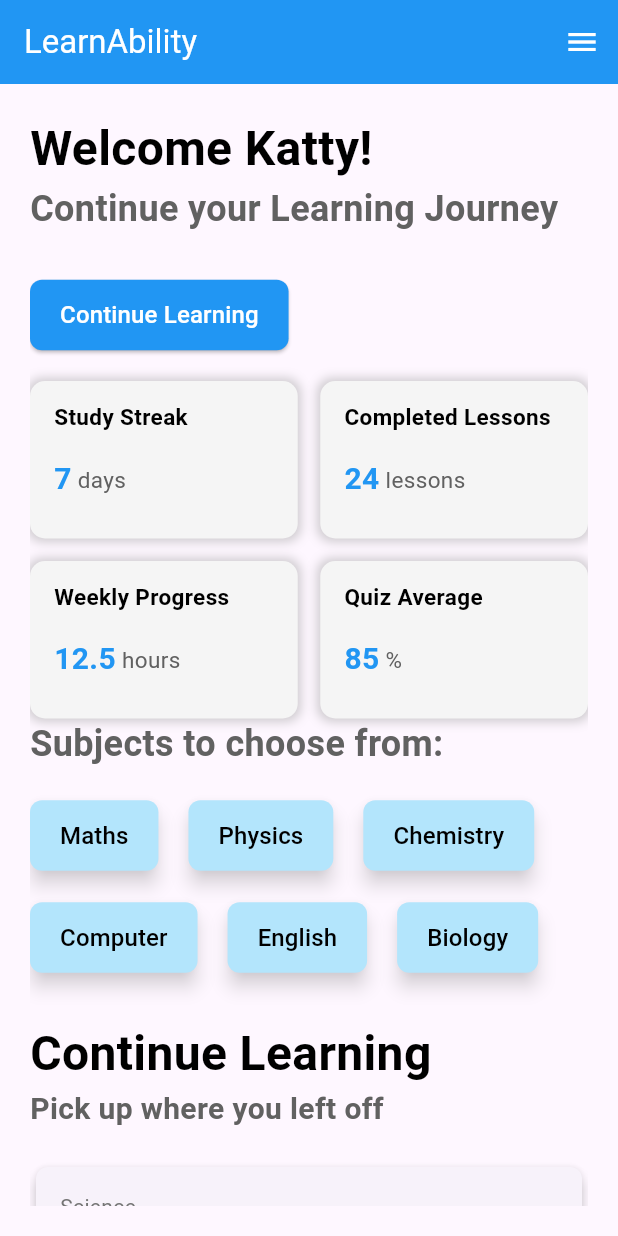
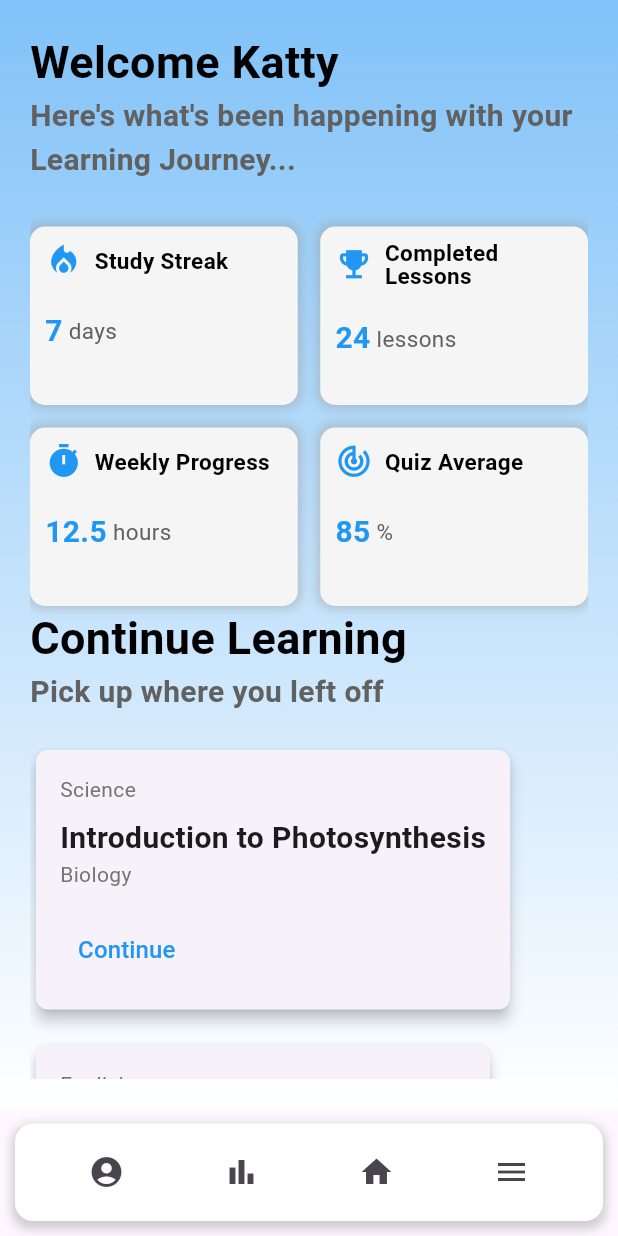
Before and after one commit to 0xteamCookie/LearnAbility, a Flutter app: the screen it shows after launch, on a phone screen of 412 x 824 dp. Run offline on Flutter 3.47's test engine with Material 3 defaults, Android fonts, the phone set to English and light mode, and no system bars; our stand-ins replace file_picker, flutter_chat_types, flutter_chat_ui, logger.

Commit message:
modified UI

```diff
--- a/lib/Quiz/quiz_page.dart
+++ b/lib/Quiz/quiz_page.dart
@@ -291,6 +291,8 @@ class _QuizPageState extends State<QuizPage> {
                   child: Stack(
                     alignment: Alignment.center,
                     children: [
+
+
                       CircularProgressIndicator(
                         value: percentage / 100,
                         strokeWidth: 7,
--- a/lib/home_page.dart
+++ b/lib/home_page.dart
@@ -21,51 +21,26 @@ class HomePage extends StatefulWidget {
 
 class _HomePageState extends State<HomePage> {
   final GlobalKey<ScaffoldState> _scaffoldKey = GlobalKey<ScaffoldState>();
+  int _selectedIndex = -1;
 
   @override
   Widget build(BuildContext context) {
     final settings = Provider.of<AccessibilitySettings>(context);
-    final double gridHeight = settings.fontSize == 1.5 ? 1.5 : 1.7;
+    final double gridHeight = settings.fontSize == 1.5 ? 1.2 : 1.5;
     final bool isDyslexic = settings.openDyslexic;
-    String fontFamily(){
+    final String username = "Katty";
+
+    String fontFamily() {
       return isDyslexic ? "OpenDyslexic" : "Roboto";
     }
+
     return Scaffold(
       key: _scaffoldKey,
 
-      //TOP APPBAR
-      appBar: AppBar(
-        backgroundColor: Colors.blue,
-
-        //APP NAME
-        title: Text(
-          "LearnAbility",
-          style: TextStyle(
-            fontFamily: fontFamily(),
-            color: const Color.fromRGBO(255, 255, 255, 1)),
-        ),
-
-        //NAVIGATION BAR BUTTON
-        actions: [
-          IconButton(
-            icon: const Icon(
-              Icons.menu,
-              color: Colors.white,
-            ),
-            onPressed: () {
-              _scaffoldKey.currentState?.openEndDrawer();
-            }
-          ),
-        ],
-      ),
-
       // NAVIGATION MENU
-      endDrawer: Drawer(
-        child: ListView(
-          padding: EdgeInsets.zero,
-          children: [
-            // HEADER
-            DrawerHeader(
+      endDrawer: NavigationDrawer(
+  children: <Widget>[
+    const DrawerHeader(
       decoration: BoxDecoration(
         color: Colors.blue,
       ),
@@ -73,19 +48,20 @@ class _HomePageState extends State<HomePage> {
         'LearnAbility',
         style: TextStyle(
           color: Colors.white,
-                  fontSize: 24 * settings.fontSize,
-                  fontFamily: fontFamily(),
+          fontSize: 24,
         ),
       ),
     ),
 
+    // My Stats
     ListTile(
-              leading: Icon(Icons.bar_chart),
-              title: Text(
-                'My Stats',
-                style: TextStyle(fontSize: 16.0 * settings.fontSize, fontFamily: fontFamily()),
-              ),
+      leading: Icon(Icons.bar_chart_outlined),
+      title: Text('My Stats'),
+      tileColor: _selectedIndex == 0 ? Colors.blue.withValues(alpha: .2) : null,
       onTap: () {
+        setState(() {
+          _selectedIndex = 0;
+        });
         Navigator.pop(context);
         Navigator.push(
           context,
@@ -94,13 +70,15 @@ class _HomePageState extends State<HomePage> {
       },
     ),
 
+    // Accessibility
     ListTile(
-              leading: Icon(Icons.accessibility),
-              title: Text(
-                'Accessibility',
-                style: TextStyle(fontSize: 16.0 * settings.fontSize, fontFamily: fontFamily()),
-              ),
+      leading: Icon(Icons.accessibility_outlined),
+      title: Text('Accessibility'),
+      tileColor: _selectedIndex == 1 ? Colors.blue.withValues(alpha: .2) : null,
       onTap: () {
+        setState(() {
+          _selectedIndex = 1;
+        });
         Navigator.pop(context);
         Navigator.push(
           context,
@@ -109,13 +87,15 @@ class _HomePageState extends State<HomePage> {
       },
     ),
 
+    // Settings
     ListTile(
-              leading: Icon(Icons.settings),
-              title: Text(
-                'Settings',
-                style: TextStyle(fontSize: 16.0 * settings.fontSize, fontFamily: fontFamily()),
-              ),
+      leading: Icon(Icons.settings_outlined),
+      title: Text('Settings'),
+      tileColor: _selectedIndex == 2 ? Colors.blue.withValues(alpha: .2) : null,
       onTap: () {
+        setState(() {
+          _selectedIndex = 2;
+        });
         Navigator.pop(context);
         Navigator.push(
           context,
@@ -123,27 +103,27 @@ class _HomePageState extends State<HomePage> {
         );
       },
     ),
-            SizedBox(height: 22),
 
-            //LEARNING TOOLS
+    const Divider(indent: 28, endIndent: 28),
+
+    // Tools Section
     Padding(
-              padding: EdgeInsets.symmetric(horizontal: 16, vertical: 8),
+      padding: const EdgeInsets.fromLTRB(28, 16, 16, 10),
       child: Text(
         'Tools',
-                style: TextStyle(
-                  fontWeight: FontWeight.bold,
-                  fontSize: 16 * settings.fontSize,
-                  fontFamily: fontFamily(),
+        style: Theme.of(context).textTheme.titleSmall,
       ),
     ),
-            ),
+
+    // Quiz
     ListTile(
-              leading: Icon(Icons.quiz),
-              title: Text(
-                'Quiz',
-                style: TextStyle(fontSize: 16.0 * settings.fontSize, fontFamily: fontFamily()),
-              ),
+      leading: Icon(Icons.quiz_outlined),
+      title: Text('Quiz'),
+      tileColor: _selectedIndex == 3 ? Colors.blue.withValues(alpha: .2) : null,
       onTap: () {
+        setState(() {
+          _selectedIndex = 3;
+        });
         Navigator.pop(context);
         Navigator.push(
           context,
@@ -151,13 +131,16 @@ class _HomePageState extends State<HomePage> {
         );
       },
     ),
+
+    // Upload Content
     ListTile(
-              leading: Icon(Icons.generating_tokens),
-              title: Text(
-                'Generate content',
-                style: TextStyle(fontSize: 16.0 * settings.fontSize, fontFamily: fontFamily()),
-              ),
+      leading: Icon(Icons.generating_tokens_outlined),
+      title: Text('Upload Content'),
+      tileColor: _selectedIndex == 4 ? Colors.blue.withValues(alpha: .2) : null,
       onTap: () {
+        setState(() {
+          _selectedIndex = 4;
+        });
         Navigator.pop(context);
         Navigator.push(
           context,
@@ -165,13 +148,16 @@ class _HomePageState extends State<HomePage> {
         );
       },
     ),
+
+    // AI Assistant
     ListTile(
-              leading: Icon(Icons.assistant),
-              title: Text(
-                'AI Assistant',
-                style: TextStyle(fontSize: 16.0 * settings.fontSize, fontFamily: fontFamily()),
-              ),
+      leading: Icon(Icons.assistant_outlined),
+      title: Text('AI Assistant'),
+      tileColor: _selectedIndex == 5 ? Colors.blue.withValues(alpha: .2) : null,
       onTap: () {
+        setState(() {
+          _selectedIndex = 5;
+        });
         Navigator.pop(context);
         Navigator.push(
           context,
@@ -179,41 +165,44 @@ class _HomePageState extends State<HomePage> {
         );
       },
     ),
-            SizedBox(height: 22),
 
+    const Divider(indent: 28, endIndent: 28),
+
+    // Study Materials Section
     Padding(
-              padding: EdgeInsets.symmetric(horizontal: 16, vertical: 8),
+      padding: const EdgeInsets.fromLTRB(28, 16, 16, 10),
       child: Text(
         'Study Materials',
-                style: TextStyle(
-                  fontWeight: FontWeight.bold,
-                  fontSize: 16 * settings.fontSize,
-                  fontFamily: fontFamily(),
+        style: Theme.of(context).textTheme.titleSmall,
       ),
     ),
-            ),
+
+    // Lessons
     ListTile(
-              leading: Icon(Icons.book),
-              title: Text(
-                'My Materials',
-                style: TextStyle(fontSize: 16.0 * settings.fontSize, fontFamily: fontFamily()),
-              ),
+      leading: Icon(Icons.book_outlined),
+      title: Text('Lessons'),
+      tileColor: _selectedIndex == 6 ? Colors.blue.withValues(alpha: .2) : null,
       onTap: () {
+        setState(() {
+          _selectedIndex = 6;
+        });
         Navigator.pop(context);
         Navigator.push(
           context,
-                  MaterialPageRoute(builder: (context) => MyMaterialsPage()),
+          MaterialPageRoute(builder: (context) => LessonsPage()),
         );
       },
     ),
 
+    // Videos
     ListTile(
-              leading: Icon(Icons.movie),
-              title: Text(
-                'Videos',
-                style: TextStyle(fontSize: 16.0 * settings.fontSize, fontFamily: fontFamily()),
-              ),
+      leading: Icon(Icons.movie_outlined),
+      title: Text('Videos'),
+      tileColor: _selectedIndex == 7 ? Colors.blue.withValues(alpha: .2) : null,
       onTap: () {
+        setState(() {
+          _selectedIndex = 7;
+        });
         Navigator.pop(context);
         Navigator.push(
           context,
@@ -221,13 +210,16 @@ class _HomePageState extends State<HomePage> {
         );
       },
     ),
+
+    // Articles
     ListTile(
-              leading: Icon(Icons.description),
-              title: Text(
-                'Articles',
-                style: TextStyle(fontSize: 16.0 * settings.fontSize, fontFamily: fontFamily()),
-              ),
+      leading: Icon(Icons.description_outlined),
+      title: Text('Articles'),
+      tileColor: _selectedIndex == 8 ? Colors.blue.withValues(alpha: .2) : null,
       onTap: () {
+        setState(() {
+          _selectedIndex = 8;
+        });
         Navigator.pop(context);
         Navigator.push(
           context,
@@ -235,41 +227,54 @@ class _HomePageState extends State<HomePage> {
         );
       },
     ),
-            SizedBox(height: 35),
 
+    const Divider(indent: 28, endIndent: 28),
+
+    // Logout
     ListTile(
-              leading: Icon(
-                color: Colors.red,
-                Icons.logout),
+      leading: Icon(Icons.logout, color: Colors.red),
       title: Text(
         'Logout',
-                style: TextStyle(
-                  color: Colors.red,
-                  fontWeight: FontWeight.bold,
-                  fontSize: 16.0 * settings.fontSize,
-                  fontFamily: fontFamily(),
+        style: TextStyle(color: Colors.red),
       ),
-              ),
+      tileColor: _selectedIndex == 9 ? Colors.red.withValues(alpha: .2) : null,
       onTap: () {
+        setState(() {
+          _selectedIndex = 9;
+        });
         Navigator.pop(context);
+        // Handle logout logic here
       },
     ),
   ],
 ),
+
+      body: Stack(
+        children: [
+          Container(
+            decoration: const BoxDecoration(
+              gradient: LinearGradient(
+                colors: [
+                  Color.fromARGB(255, 129, 194, 248),
+                  Colors.white,
+                ],
+                begin: Alignment.topCenter,
+                end: Alignment.bottomCenter,
+              ),
+            ),
           ),
 
-      body: Padding(
+          Padding(
             padding: const EdgeInsets.all(20.0),
             child: SingleChildScrollView(
               child: Column(
                 crossAxisAlignment: CrossAxisAlignment.start,
-            children:[
-
-              //WELCOME TEXT
+                children: [
+                  // WELCOME TEXT
                   Text(
-                "Welcome Katty!",
+                    "Welcome $username",
                     style: TextStyle(
-                  fontSize: 32 * settings.fontSize,
+                      fontSize: 30 * settings.fontSize,
                       fontWeight: FontWeight.bold,
                       color: Colors.black,
                       fontFamily: fontFamily(),
@@ -277,93 +282,43 @@ class _HomePageState extends State<HomePage> {
                   ),
 
                   Text(
-                "Continue your Learning Journey",
+                    "Here's what's been happening with your Learning Journey...",
                     style: TextStyle(
-                  fontSize: 24.0 * settings.fontSize,
+                      fontSize: 20.0 * settings.fontSize,
                       fontWeight: FontWeight.w600,
                       color: Colors.grey[700],
                       fontFamily: fontFamily(),
-                )
-              ),
-              SizedBox(height:30),
-
-              //LESSON PAGE NAVIGATION BUTTON
-              ElevatedButton(
-                onPressed: (){
-                  Navigator.of(context).push(MaterialPageRoute(
-                    builder: (context) => const LessonsPage(),
-                  ));
-                },
-                style: ElevatedButton.styleFrom(
-                  backgroundColor: Colors.blue,
-                  padding: EdgeInsets.symmetric(horizontal:20.0, vertical: 12.0),
-                  shape: RoundedRectangleBorder(
-                    borderRadius: BorderRadius.circular(8),
                     ),
                   ),
-                child: Text(
-                  "Continue Learning",
-                  style: TextStyle(
-                    color: Colors.white,
-                    fontSize: 16.0 * settings.fontSize,
-                    fontFamily: fontFamily(),
-                  ),
-                ),
-              ),
-              SizedBox(height: 20),
+                  SizedBox(height: 30),
 
-              //STATISTICS GRID
+                  // STATISTICS GRID
                   GridView.count(
-                shrinkWrap: true, // Add this
-                physics: NeverScrollableScrollPhysics(), // Add this
+                    shrinkWrap: true,
+                    physics: NeverScrollableScrollPhysics(),
                     crossAxisCount: 2,
                     mainAxisSpacing: 15,
                     crossAxisSpacing: 15,
                     childAspectRatio: gridHeight,
                     children: [
-                  _buildStatCard("Study Streak", "7", " days"),
-                  _buildStatCard("Completed Lessons", "24", " lessons"),
-                  _buildStatCard("Weekly Progress", "12.5", " hours"),
-                  _buildStatCard("Quiz Average", "85", " %"),
+                      _buildStatCard("Study Streak", "7", " days", Icons.local_fire_department),
+                      _buildStatCard("Completed Lessons", "24", " lessons", Icons.emoji_events),
+                      _buildStatCard("Weekly Progress", "12.5", " hours", Icons.timer),
+                      _buildStatCard("Quiz Average", "85", " %", Icons.track_changes),
                     ],
                   ),
 
-              //SUBJECT OPTIONS
-              Text(
-                "Subjects to choose from:",
-                style: TextStyle(
-                  fontSize: 24.0 * settings.fontSize,
-                  fontWeight: FontWeight.w600,
-                  color: Colors.grey[700],
-                  fontFamily: fontFamily(),
-                )
-              ),
-              SizedBox(height:20),
-              Wrap(
-                spacing: 20.0,
-                runSpacing: 20.0,
-                children: [
-                  _buildSubjectButton("Maths"),
-                  _buildSubjectButton("Physics"),
-                  _buildSubjectButton("Chemistry"),
-                  _buildSubjectButton("Computer"),
-                  _buildSubjectButton("English"),
-                  _buildSubjectButton("Biology"),
-
-                ],
-              ),
-              SizedBox(height: 30),
-
-              //SHOW LESSONS IN PROGRESS
+                  // SHOW LESSONS IN PROGRESS
                   Text(
                     "Continue Learning",
                     style: TextStyle(
-                  fontSize: 32.0 * settings.fontSize,
+                      fontSize: 30.0 * settings.fontSize,
                       fontWeight: FontWeight.bold,
                       color: Colors.black,
                       fontFamily: fontFamily(),
                     ),
                   ),
+
                   Text(
                     "Pick up where you left off",
                     style: TextStyle(
@@ -371,15 +326,14 @@ class _HomePageState extends State<HomePage> {
                       fontWeight: FontWeight.w600,
                       color: Colors.grey[700],
                       fontFamily: fontFamily(),
-                )
                     ),
-              SizedBox(height:20),
+                  ),
+                  SizedBox(height: 20),
 
                   _buildLessonCard(
                     subject: 'Science',
                     category: 'Biology',
                     title: 'Introduction to Photosynthesis',
-                lastAccessed: '2 hours ago',
                   ),
                   SizedBox(height: 16.0),
 
@@ -387,7 +341,6 @@ class _HomePageState extends State<HomePage> {
                     subject: 'English',
                     category: 'Writing',
                     title: 'Essay Structure and Planning',
-                lastAccessed: 'Yesterday',
                   ),
                   SizedBox(height: 16.0),
 
@@ -408,19 +361,68 @@ class _HomePageState extends State<HomePage> {
               ),
             ),
           ),
+        ],
+      ),
+
+      bottomNavigationBar: Container(
+        width: double.infinity,
+        height: 65.0,
+        margin: EdgeInsets.all(10.0),
+        decoration: BoxDecoration(
+          color: Colors.white,
+          borderRadius: BorderRadius.circular(12.0),
+          boxShadow: [
+            BoxShadow(
+              color: Colors.grey.withValues(alpha: 0.5),
+              spreadRadius: 2,
+              blurRadius: 5,
+              offset: Offset(0, 3),
+            ),
+          ],
+        ),
+        child: BottomAppBar(
+          shape: CircularNotchedRectangle(),
+          color: Colors.transparent,
+          elevation: 0.0,
+          child: Row(
+            mainAxisAlignment: MainAxisAlignment.spaceAround,
+            children: <Widget>[
+              IconButton(
+                icon: Icon(Icons.account_circle),
+                onPressed: () {},
+              ),
+              IconButton(
+                icon: Icon(Icons.bar_chart),
+                onPressed: () {},
+              ),
+              IconButton(
+                icon: Icon(Icons.home),
+                onPressed: () {},
+              ),
+              IconButton(
+                icon: Icon(Icons.menu),
+                onPressed: () {
+                  _scaffoldKey.currentState?.openEndDrawer();
+                },
+              ),
+            ],
+          ),
+        ),
+      ),
     );
   }
 
-  //STATCARD WIDGET TEMPLATE
-  Widget _buildStatCard(String title, String value, String subtitle){
+  // STATCARD WIDGET TEMPLATE
+  Widget _buildStatCard(String title, String value, String subtitle, IconData icon) {
     final settings = Provider.of<AccessibilitySettings>(context);
-    final double boxHeight = settings.fontSize == 1.5 ? 33.0 : 20.0;
-    final double padding = settings.fontSize == 1.5 ? 10.0 : 16.0;
+    final double iconSize = settings.fontSize == 1.5 ? 20.0 : 25.0;
+    final double boxWidth = settings.fontSize == 1.5 ? 4.0 : 8.0;
+    final double padding = settings.fontSize == 1.0 ? 10.0 : 16.0;
     final bool isDyslexic = settings.openDyslexic;
-    String fontFamily(){
+
+    String fontFamily() {
       return isDyslexic ? "OpenDyslexic" : "Roboto";
     }
-
 
     return IntrinsicHeight(
       child: Container(
@@ -429,7 +431,7 @@ class _HomePageState extends State<HomePage> {
           borderRadius: BorderRadius.circular(10.0),
           boxShadow: [
             BoxShadow(
-              color: Colors.grey.withValues(alpha: 0.5),
+              color: Colors.grey.withOpacity(0.5),
               spreadRadius: 2,
               blurRadius: 5,
             ),
@@ -439,6 +441,10 @@ class _HomePageState extends State<HomePage> {
         child: Column(
           crossAxisAlignment: CrossAxisAlignment.start,
           children: [
+            Row(
+              children: [
+                Icon(icon, color: Colors.blue, size: iconSize * settings.fontSize),
+                SizedBox(width: boxWidth),
                 Flexible(
                   child: Text(
                     title,
@@ -452,7 +458,9 @@ class _HomePageState extends State<HomePage> {
                     overflow: TextOverflow.visible,
                   ),
                 ),
-            SizedBox(height: boxHeight),
+              ],
+            ),
+            SizedBox(height: 20.0),
             Row(
               children: [
                 Text(
@@ -464,7 +472,6 @@ class _HomePageState extends State<HomePage> {
                     fontFamily: fontFamily(),
                   ),
                 ),
-
                 Flexible(
                   child: Text(
                     subtitle,
@@ -475,55 +482,25 @@ class _HomePageState extends State<HomePage> {
                     ),
                     overflow: TextOverflow.visible,
                   ),
-                )
-            ],)
+                ),
+              ],
+            ),
           ],
         ),
       ),
     );
   }
 
-  //SUBJECT BUTTON WIDGET TEMPLATE
-  Widget _buildSubjectButton(String subject){
-    final settings = Provider.of<AccessibilitySettings>(context);
-    final bool isDyslexic = settings.openDyslexic;
-    String fontFamily(){
-      return isDyslexic ? "OpenDyslexic" : "Roboto";
-    }
-
-    return ElevatedButton(
-      onPressed: (){},
-      style: ElevatedButton.styleFrom(
-        backgroundColor: Colors.lightBlue[100],
-        padding: EdgeInsets.symmetric(horizontal: 20.0, vertical:12.0),
-        shape: RoundedRectangleBorder(
-          borderRadius: BorderRadius.circular(8),
-        ),
-        elevation: 5,
-        shadowColor: Colors.grey.withOpacity(0.5),
-      ),
-      child: Text(
-        subject,
-        style: TextStyle(
-          color: Colors.black,
-          fontSize: 16.0 * settings.fontSize,
-          fontFamily: fontFamily(),
-        )
-      ),
-    );
-  }
-
-  //LESSON CARD WIDGET TEMPLATE
+  // LESSON CARD WIDGET TEMPLATE
   Widget _buildLessonCard({
     required String subject,
     required String category,
     required String title,
-    required String lastAccessed,
-  }){
-
+  }) {
     final settings = Provider.of<AccessibilitySettings>(context);
     final bool isDyslexic = settings.openDyslexic;
-    String fontFamily(){
+
+    String fontFamily() {
       return isDyslexic ? "OpenDyslexic" : "Roboto";
     }
 
@@ -546,7 +523,6 @@ class _HomePageState extends State<HomePage> {
               ),
             ),
             SizedBox(height: 8.0),
-
             Text(
               title,
               style: TextStyle(
@@ -555,7 +531,6 @@ class _HomePageState extends State<HomePage> {
                 fontFamily: fontFamily(),
               ),
             ),
-
             Text(
               category,
               style: TextStyle(
@@ -565,19 +540,6 @@ class _HomePageState extends State<HomePage> {
               ),
             ),
             SizedBox(height: 16.0),
-
-            Row(
-              mainAxisAlignment: MainAxisAlignment.spaceBetween,
-              children: [
-                Text(
-                  'Last accessed: $lastAccessed',
-                  style: TextStyle(
-                    color: Colors.grey[600],
-                    fontSize: 14.0 * settings.fontSize,
-                    fontFamily: fontFamily(),
-                  ),
-                ),
-
             TextButton(
               onPressed: () {
                 // Continue action
@@ -593,8 +555,6 @@ class _HomePageState extends State<HomePage> {
             ),
           ],
         ),
-          ],
-        ),
       ),
     );
   }
```
Lines whose indentation alone changed are shown as unchanged.
